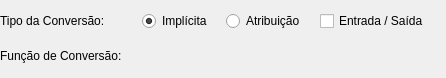
Old version of the form pgmodeler_ui/ui/conversaotipowidget.ui in the repository erdincay/pgmodeler-old.
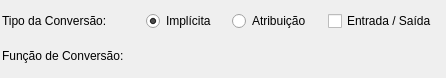
New version of the form.

The edit to the form file:
```diff
--- a/pgmodeler_ui/ui/conversaotipowidget.ui
+++ b/pgmodeler_ui/ui/conversaotipowidget.ui
@@ -21,10 +21,10 @@
   </property>
   <layout class="QGridLayout" name="convtipo_grid">
    <property name="margin">
-    <number>0</number>
+    <number>2</number>
    </property>
    <property name="spacing">
-    <number>4</number>
+    <number>6</number>
    </property>
    <item row="0" column="0">
     <widget class="QLabel" name="tipoconv_lbl">
```
